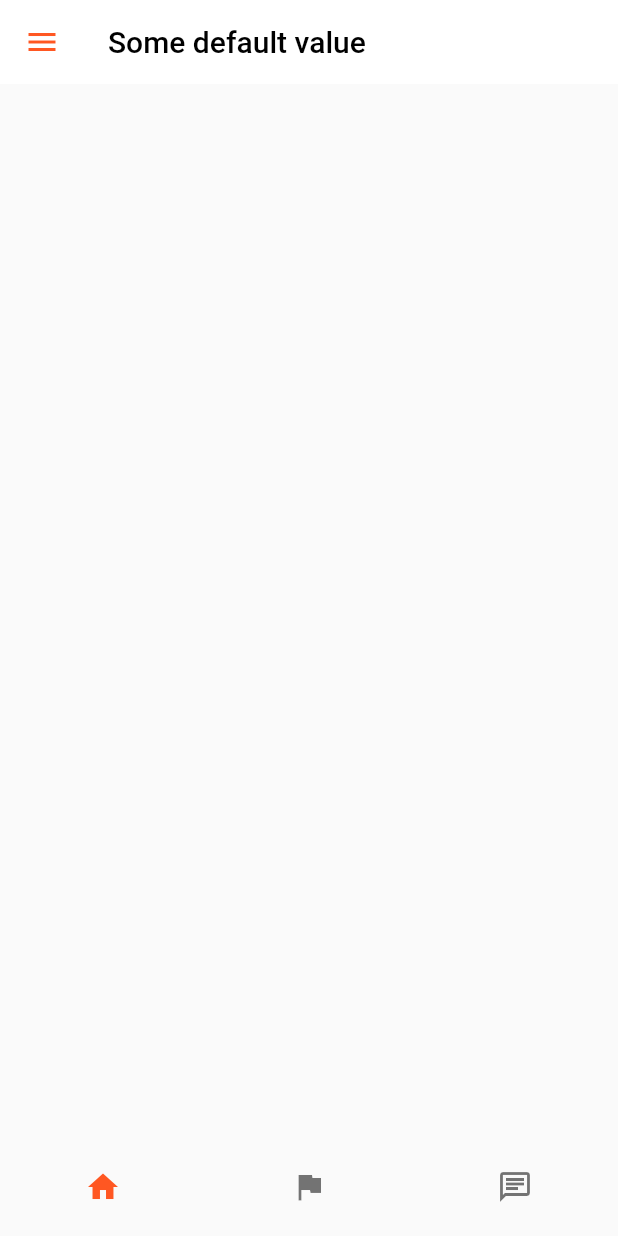
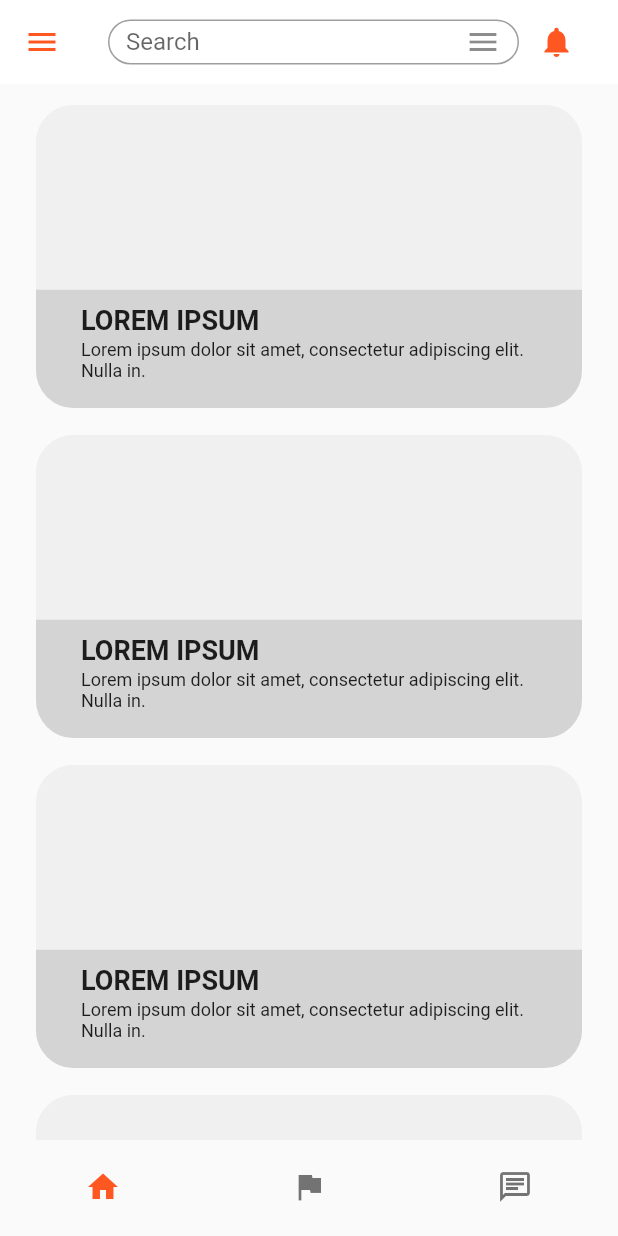
Before and after one commit to shingo-madre/Appdimas_2nd, a Flutter app: the screen it shows after launch, on a phone screen of 412 x 824 dp. Run offline on Flutter 3.47's test engine with Material 2 defaults, Android fonts, the phone set to English and light mode, and no system bars; Roboto replaces fonts that are missing (Montserrat Regular).

Commit message:
Ngubah appbar home dan volunteer

```diff
--- /dev/null
+++ b/lib/EventDetails.dart
@@ -0,0 +1,27 @@
+import 'package:flutter/material.dart';
+import 'package:flutter/cupertino.dart';
+
+class EventDetail extends StatefulWidget {
+  @override
+  _EventDetailState createState() => _EventDetailState();
+}
+
+class _EventDetailState extends State<EventDetail> {
+
+  @override
+  Widget build(BuildContext context) {
+    return Scaffold(
+        body: Stack(
+          children: <Widget>[
+            Scaffold(
+              backgroundColor: Colors.transparent,
+              appBar: new AppBar(
+                backgroundColor: Colors.red,
+                elevation: 0,
+              ),
+            ),
+          ],
+        ),
+        );
+  }
+}
--- a/lib/Homepage.dart
+++ b/lib/Homepage.dart
@@ -1,24 +1,176 @@
 import 'package:flutter/material.dart';
 import 'package:flutter/cupertino.dart';
+import 'EventDetails.dart';
 
-void main () {
-  runApp(null);
-}
-
-class HomePage extends StatefulWidget {
-  HomePage({Key key, this.title}) : super(key: key);
-
-  final String title;
-
-  @override
-  _HomePageState createState() => _HomePageState();
-}
-
-class _HomePageState extends State<HomePage> {
+class HomePage extends StatelessWidget {
   @override
   Widget build(BuildContext context) {
-    return Container(
 
+    double screenHeight = MediaQuery.of(context).size.height - MediaQuery.of(context).padding.top;
+    double screnWidth = MediaQuery.of(context).size.width;
+
+    return MaterialApp(
+      debugShowCheckedModeBanner: false,
+      home: Column(
+        children: <Widget>[
+          //main section (event cards)
+          Container(
+            color: Colors.white,
+            width: screnWidth,
+            height: screenHeight - 16,
+            child: EventCard(),
+          ),
+        ],
+      )
     );
   }
 }
+
+class EventCard extends StatefulWidget {
+  @override
+  _EventCardState createState() => _EventCardState();
+}
+
+class _EventCardState extends State<EventCard> {
+
+  double cardHeight = 220;
+  double cardWidth = 350;
+
+    Container card() {
+      return Container(
+        padding: EdgeInsets.fromLTRB(20, 0, 20, 10),
+        height: cardHeight,
+        width: cardWidth,
+        child: InkWell(
+          onTap: () {
+            Navigator.push(
+                context,
+                MaterialPageRoute(builder: (context) => EventDetail())
+            );
+          },
+          child: Card(
+            color: Color(0xffF0F0F0),
+            clipBehavior: Clip.none,
+            shape: RoundedRectangleBorder(
+              side: BorderSide(
+                  color: Colors.transparent,
+                  width: 1
+              ),
+              borderRadius: BorderRadius.circular(25)
+          ),
+          elevation: 0,
+          child: Column(
+            children: [
+              Container(
+                width: double.maxFinite,
+                height: cardHeight * 0.56,
+                decoration: BoxDecoration(
+                    color: Color(0xffF0F0F0),
+                    borderRadius: BorderRadius.only(
+                      topRight: Radius.circular(25),
+                      topLeft: Radius.circular(25),
+                    )
+                ),
+              ),
+              Expanded(
+                child: Container(
+                  width: double.maxFinite,
+                  decoration: BoxDecoration(
+                      color: Color(0xffD4D4D4),
+                      borderRadius: BorderRadius.only(
+                        bottomRight: Radius.circular(25),
+                        bottomLeft: Radius.circular(25),
+                      )
+                  ),
+                  child: Padding(
+                    padding: EdgeInsets.all(10),
+                    child: Column(
+                      children: [
+                        Container(
+                          padding: EdgeInsets.symmetric(horizontal: 20),
+                          width: double.maxFinite,
+                          height: 23,
+                          color: Color(0xffD4D4D4),
+                          child: Text(
+                            'LOREM IPSUM',
+                            style: TextStyle(
+                                fontSize: 18,
+                                fontWeight: FontWeight.bold,
+                                fontFamily: 'Montserrat Regular'
+                            ),
+                          ),
+                        ),
+                        Container(
+                          height: 0,
+                        ),
+                        Container(
+                          padding: EdgeInsets.symmetric(horizontal: 20),
+                          width: double.maxFinite,
+                          height: 32,
+                          color: Color(0xffD4D4D4),
+                          child: Text(
+                              'Lorem ipsum dolor sit amet, consectetur adipiscing elit. Nulla in.',
+                              style: TextStyle(
+                                fontSize: 12,
+                                fontFamily: 'Montserrat Regular'
+                              ),
+                          ),
+                        ),
+                      ],
+                    ),
+                  ),
+                ),
+              )
+            ],
+          ),
+        ),
+        )
+      );
+    }
+
+
+  @override
+  Widget build(BuildContext context) {
+    return Scaffold(
+        resizeToAvoidBottomInset: false,
+        appBar: AppBar(
+        title: Row(
+          children: [
+            Expanded(
+              child:
+              Container(
+                height: 30,
+                child: TextFormField(
+                  decoration: InputDecoration(
+                      labelText: 'Search',
+                      suffixIcon: Icon(Icons.menu),
+                      border: OutlineInputBorder(
+                      borderRadius: BorderRadius.circular(50)
+                      )
+                  ),
+                ),
+              ),
+            ),
+            Container(
+              width: 50,
+              child: Icon(Icons.notifications),
+            )
+          ],
+        ),
+        elevation: 0,
+        backgroundColor: Colors.white,
+        iconTheme: IconThemeData(color: Colors.deepOrange),
+      ),
+      drawer: Drawer(),
+      body: ListView(
+        padding: EdgeInsets.symmetric(vertical: 10),
+        children: <Widget>[
+              card(),
+              card(),
+              card(),
+              card()
+        ],
+      )
+    );
+  }
+}
--- a/lib/main.dart
+++ b/lib/main.dart
@@ -45,20 +45,13 @@ class _MyHomePageState extends State<MyHomePage> {
   @override
   void initState(){
     super.initState();
-    _title = 'Some default value';
+    _title = 'Home';
   }
 
   @override
   Widget build(BuildContext context) {
     return Scaffold(
-      appBar: AppBar(
-        // Here we take the value from the MyHomePage object that was created by
-        // the App.build method, and use it to set our appbar title.
-        title: Text(_title, style: TextStyle(color: Colors.black),),
-        elevation: 0,
-        backgroundColor: Colors.white,
-        iconTheme: IconThemeData(color: Colors.deepOrange),
-      ),
+      resizeToAvoidBottomInset: false,
       drawer: Drawer(
         child: Container(
           child: ListView(
--- a/lib/volunteer/MainOngoing.dart
+++ b/lib/volunteer/MainOngoing.dart
@@ -5,8 +5,8 @@ class MainOnGoing extends StatelessWidget {
 
   @override
   Widget build(BuildContext context) {
-    return Container(
-      child: Row(
+    return Scaffold(
+        body: Row(
         children: [
           Expanded(
             child: Padding(
--- a/lib/volunteer/MainVolunteer.dart
+++ b/lib/volunteer/MainVolunteer.dart
@@ -22,6 +22,20 @@ class _MainVolunteerState extends State<MainVolunteer> {
     return MaterialApp(
       debugShowCheckedModeBanner: false,
       home: Scaffold(
+        appBar: new AppBar(
+          elevation: 0,
+          title: Text(
+              'Volunteer',
+              style: TextStyle(
+                  fontWeight: FontWeight.bold,
+                  color: Colors.black,
+                  fontFamily: 'Montserrat'
+              ),
+          ),
+          backgroundColor: Colors.white,
+          iconTheme: IconThemeData(color: Colors.deepOrange),
+        ),
+        drawer: Drawer(),
         body: DefaultTabController(
           length: 3,
           child: Column(
```
Also changed, not shown: pubspec.lock, 1 other file.
